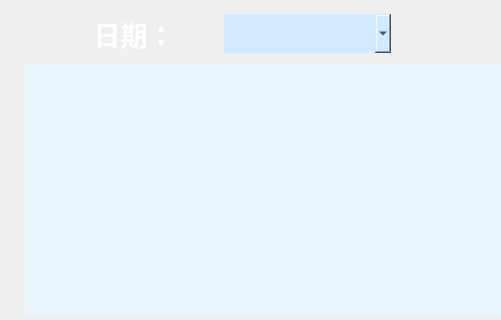
Old version of the form historydata.ui in the repository ives560/InverterController; both pictures show x 0 to 501 and y 0 to 320 of the 800 by 320 pixel window.
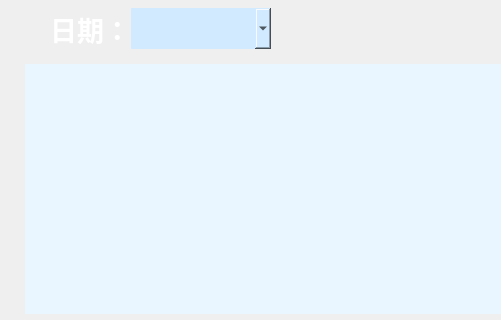
New version of the form.

The edit to the form file:
```diff
--- a/historydata.ui
+++ b/historydata.ui
@@ -77,15 +77,18 @@
     <rect>
      <x>50</x>
      <y>8</y>
-     <width>341</width>
-     <height>51</height>
+     <width>221</width>
+     <height>41</height>
     </rect>
    </property>
    <layout class="QHBoxLayout" name="horizontalLayout">
+    <property name="spacing">
+     <number>0</number>
+    </property>
     <item>
      <widget class="QLabel" name="label">
       <property name="sizePolicy">
-       <sizepolicy hsizetype="Expanding" vsizetype="Preferred">
+       <sizepolicy hsizetype="Preferred" vsizetype="Preferred">
         <horstretch>0</horstretch>
         <verstretch>0</verstretch>
        </sizepolicy>
@@ -112,26 +115,33 @@
     <item>
      <widget class="QComboBox" name="cbox_data">
       <property name="sizePolicy">
-       <sizepolicy hsizetype="Expanding" vsizetype="Fixed">
+       <sizepolicy hsizetype="Expanding" vsizetype="Preferred">
         <horstretch>0</horstretch>
         <verstretch>0</verstretch>
        </sizepolicy>
       </property>
+      <property name="minimumSize">
+       <size>
+        <width>0</width>
+        <height>0</height>
+       </size>
+      </property>
       <property name="font">
        <font>
         <family>AR PL UKai CN</family>
-        <pointsize>20</pointsize>
+        <pointsize>16</pointsize>
        </font>
       </property>
       <property name="styleSheet">
        <string notr="true">background-color: rgb(209, 234, 255);
-border-radius: 1px;</string>
+border-radius: 1px;
+text-align: center;</string>
       </property>
       <property name="currentIndex">
        <number>-1</number>
       </property>
       <property name="sizeAdjustPolicy">
-       <enum>QComboBox::AdjustToContents</enum>
+       <enum>QComboBox::AdjustToContentsOnFirstShow</enum>
       </property>
       <property name="frame">
        <bool>true</bool>
```
Left out of the diff: 2 changed lines with no effect on the pictures.
